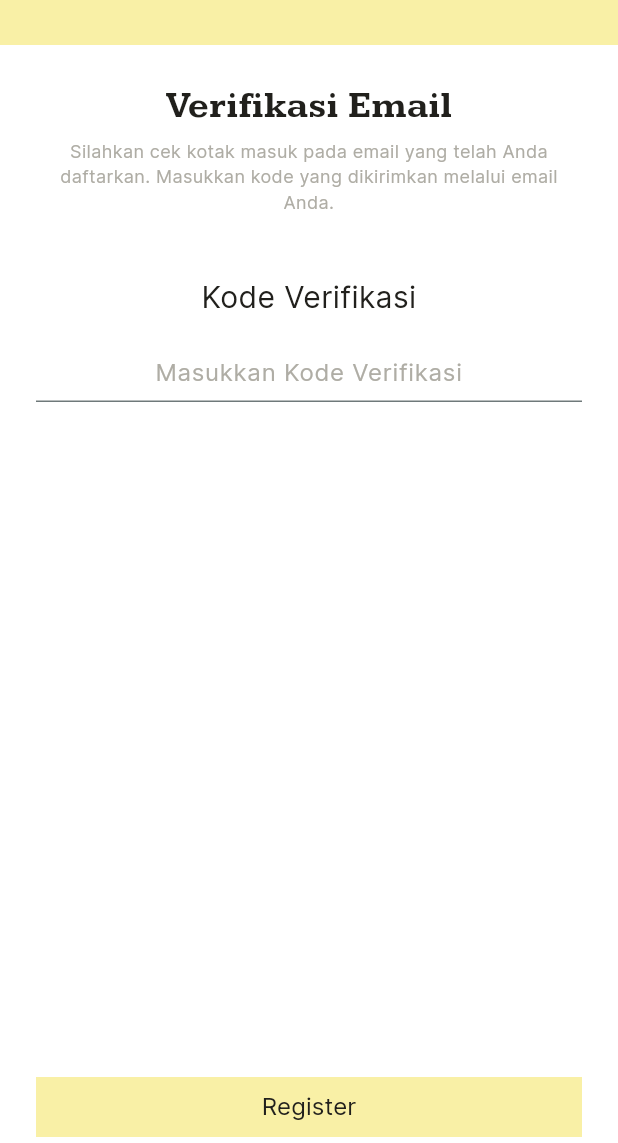
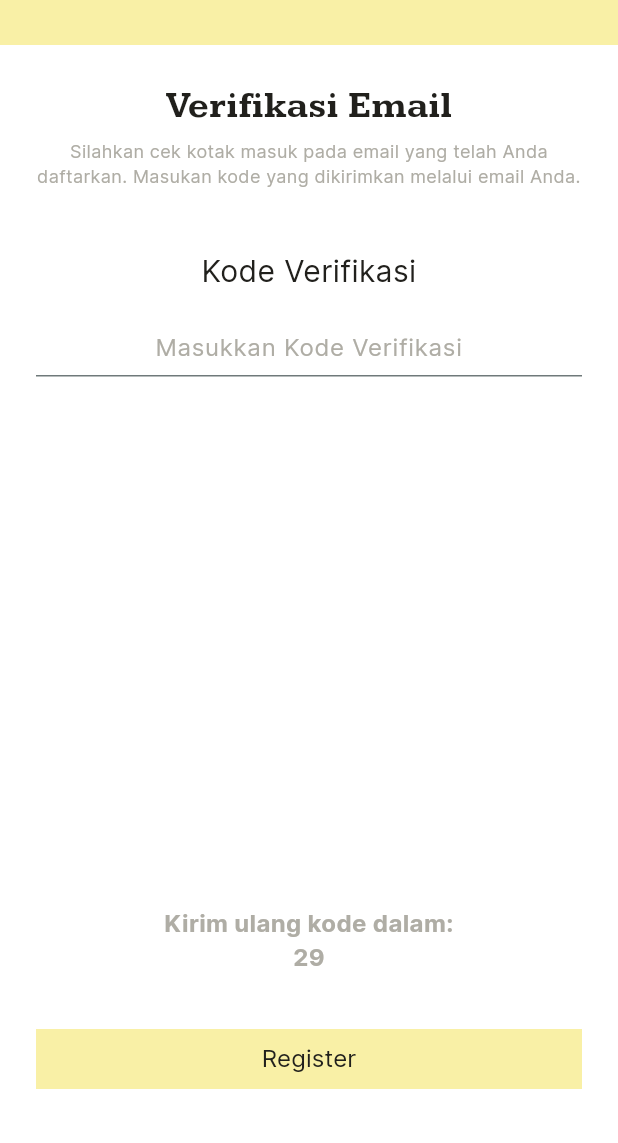
Before and after one commit to mmukramm/unischedule_app, a Flutter app: the EmailVerificationPage screen opened directly, on a phone screen of 412 x 824 dp, the part 93-1236 px from its top. Run offline on Flutter 3.47's test engine with Material 3 defaults, Android fonts, the phone set to English and light mode, and no system bars; drawn by our look-alikes of flutter_form_builder; our stand-ins replace after_layout, flutter_bloc, flutter_svg, form_builder_validators, get_it, image_cropper and 4 more.

Commit message:
`feat`: slicing email verification page

```diff
--- a/lib/features/presentation/bloc/countdown/count_down_cubit.dart
+++ b/lib/features/presentation/bloc/countdown/count_down_cubit.dart
@@ -4,8 +4,7 @@ import 'package:flutter_bloc/flutter_bloc.dart';
 
 class CountDownCubit extends Cubit<int> {
   Timer? _timer;
-  final int second;
-  CountDownCubit({this.second = 60}) : super(second);
+  CountDownCubit() : super(125);
 
   void startCountDown({
     int second = 125,
--- a/lib/features/presentation/common/email_verification_page.dart
+++ b/lib/features/presentation/common/email_verification_page.dart
@@ -1,10 +1,13 @@
 import 'package:flutter/material.dart';
+import 'package:flutter_bloc/flutter_bloc.dart';
 import 'package:flutter_form_builder/flutter_form_builder.dart';
 import 'package:form_builder_validators/form_builder_validators.dart';
 import 'package:unischedule_app/core/theme/colors.dart';
 import 'package:unischedule_app/core/theme/text_theme.dart';
+import 'package:unischedule_app/features/presentation/bloc/countdown/count_down_cubit.dart';
 import 'package:unischedule_app/features/presentation/widget/custom_app_bar.dart';
 import 'package:unischedule_app/features/presentation/widget/custom_text_field.dart';
+import 'package:unischedule_app/features/presentation/widget/ink_well_container.dart';
 
 class EmailVerificationPage extends StatefulWidget {
   const EmailVerificationPage({super.key});
@@ -15,6 +18,21 @@ class EmailVerificationPage extends StatefulWidget {
 
 class _EmailVerificationPageState extends State<EmailVerificationPage> {
   final formKey = GlobalKey<FormBuilderState>();
+  late final CountDownCubit countDown;
+
+  @override
+  void initState() {
+    super.initState();
+    countDown = context.read<CountDownCubit>();
+    countDown.startCountDown(second: 30);
+  }
+
+  @override
+  void dispose() {
+    super.dispose();
+    countDown.close();
+  }
+
   @override
   Widget build(BuildContext context) {
     return Scaffold(
@@ -40,7 +58,7 @@ class _EmailVerificationPageState extends State<EmailVerificationPage> {
                   height: 4,
                 ),
                 Text(
-                  'Silahkan cek kotak masuk pada email yang telah Anda daftarkan. Masukkan kode yang dikirimkan melalui email Anda.',
+                  'Silahkan cek kotak masuk pada email yang telah Anda daftarkan. Masukan kode yang dikirimkan melalui email Anda.',
                   textAlign: TextAlign.center,
                   style: textTheme.bodySmall!.copyWith(
                     color: highlightTextColor,
@@ -65,10 +83,14 @@ class _EmailVerificationPageState extends State<EmailVerificationPage> {
                         name: 'code',
                         hintText: 'Masukkan Kode Verifikasi',
                         textAlign: TextAlign.center,
+                        textInputType: TextInputType.number,
                         isRequired: false,
                         validators: [
                           FormBuilderValidators.required(
                             errorText: 'Bagian ini harus diisi',
+                          ),
+                          FormBuilderValidators.numeric(
+                            errorText: 'Format tidak sesuai',
                           ),
                         ],
                       ),
@@ -79,7 +101,40 @@ class _EmailVerificationPageState extends State<EmailVerificationPage> {
             ),
             Column(
               children: [
-
+                BlocConsumer<CountDownCubit, int>(
+                  listener: (context, state) {},
+                  builder: (context, state) {
+                    return Column(
+                      children: [
+                        SizedBox(
+                          width: double.infinity,
+                          child: InkWellContainer(
+                            borderRadiusGeometry: BorderRadius.circular(4),
+                            splashColor: highlightTextColor,
+                            onTap: state == 0
+                                ? () {
+                                    debugPrint('Kode kirim ulang');
+                                    countDown.startCountDown(second: 30);
+                                  }
+                                : null,
+                            child: Text(
+                              'Kirim ulang kode ${state != 0 ? 'dalam: \n$state' : ''}',
+                              textAlign: TextAlign.center,
+                              style: textTheme.titleMedium!.copyWith(
+                                color: state == 0
+                                    ? secondaryTextColor
+                                    : highlightTextColor,
+                              ),
+                            ),
+                          ),
+                        ),
+                      ],
+                    );
+                  },
+                ),
+                const SizedBox(
+                  height: 32,
+                ),
                 SizedBox(
                   width: double.infinity,
                   child: FilledButton(
@@ -96,6 +151,9 @@ class _EmailVerificationPageState extends State<EmailVerificationPage> {
                     ),
                   ),
                 ),
+                const SizedBox(
+                  height: 32,
+                ),
               ],
             ),
           ],
```
Also changed, not shown: lib/features/presentation/bloc/countdown/count_down_state.dart (+8 -5 lines).
